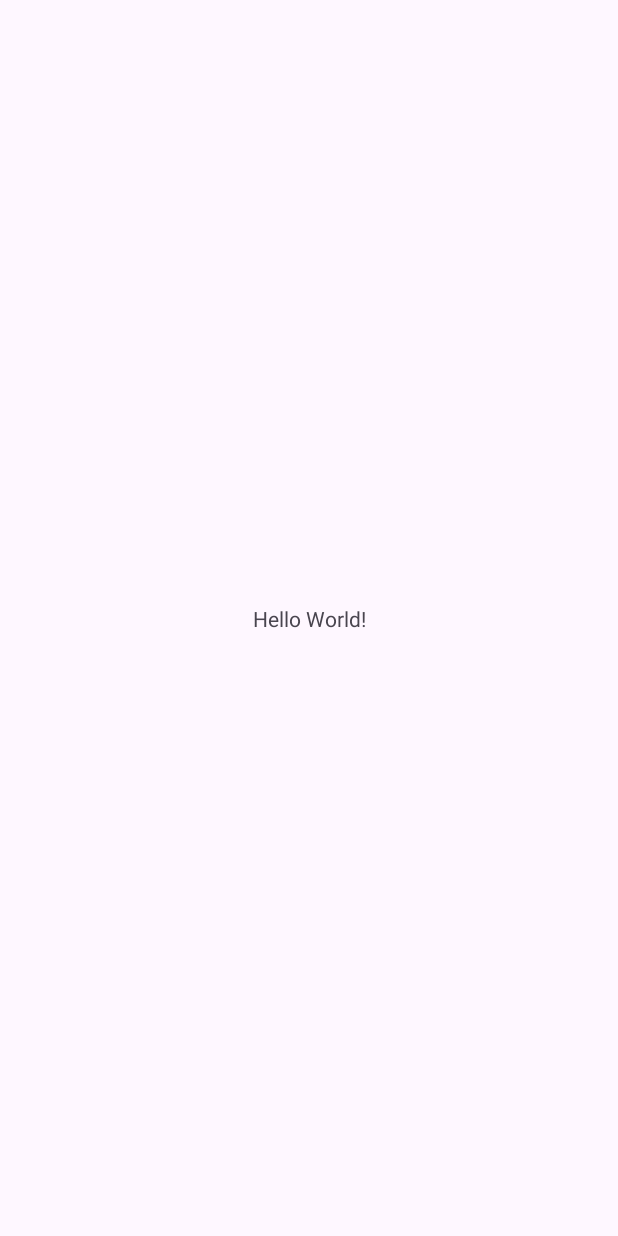
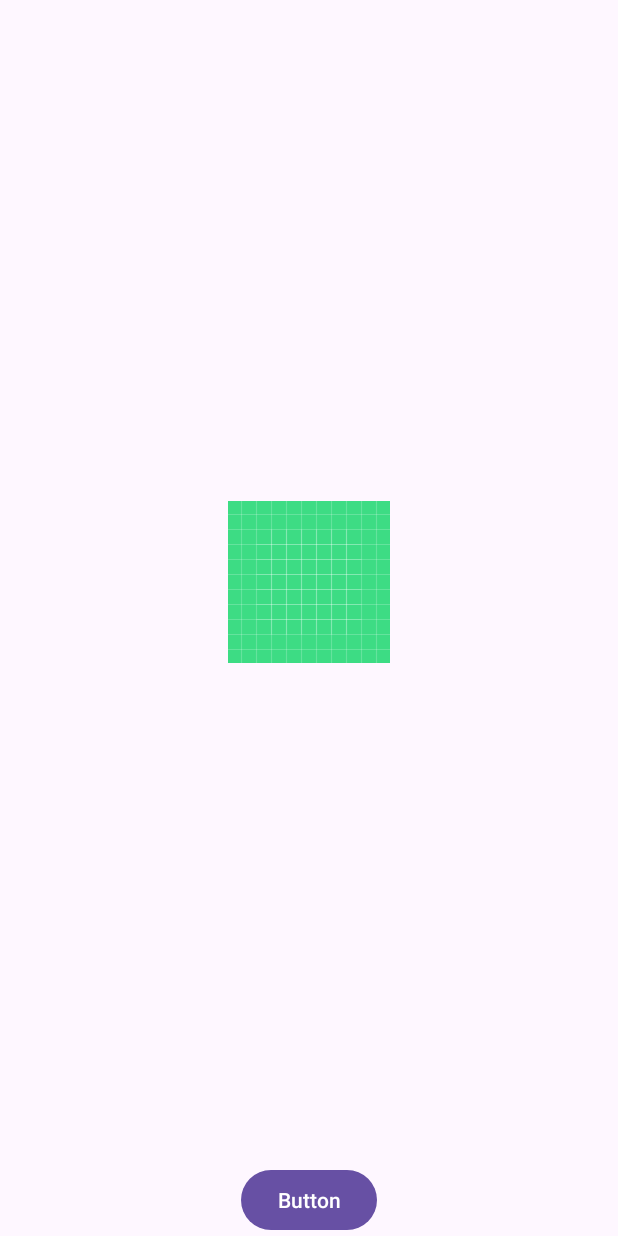
Before and after one commit to rbeninca/CameraAndroid, an Android app: the screen it shows after launch (MainActivity), on a phone screen of 412 x 824 dp. Before the commit the screen is almost empty. Run offline under Robolectric (Android 15) with nearby library versions, the phone set to English and light mode, and no system bars.

Commit message:
Aplicação Camera Funcionado com ActivityResultLauncher

```diff
--- a/app/build.gradle.kts
+++ b/app/build.gradle.kts
@@ -4,12 +4,12 @@ plugins {
 
 android {
     namespace = "com.example.mycamera"
-    compileSdk = 33
+    compileSdk = 34
 
     defaultConfig {
         applicationId = "com.example.mycamera"
-        minSdk = 33
-        targetSdk = 33
+        minSdk = 26
+        targetSdk = 34
         versionCode = 1
         versionName = "1.0"
 
--- a/app/src/main/java/com/example/mycamera/MainActivity.java
+++ b/app/src/main/java/com/example/mycamera/MainActivity.java
@@ -1,35 +1,72 @@
 package com.example.mycamera;
 
+import androidx.activity.result.ActivityResultLauncher;
+import androidx.activity.result.contract.ActivityResultContracts;
 import androidx.appcompat.app.AppCompatActivity;
 import androidx.core.content.ContextCompat;
+import androidx.core.content.FileProvider;
 
+import android.content.Intent;
 import android.content.pm.PackageManager;
+import android.graphics.Bitmap;
+import android.net.Uri;
 import android.os.Bundle;
 import android.Manifest;
+import android.os.Environment;
+import android.provider.MediaStore;
+import android.widget.Button;
+import android.widget.ImageView;
+import android.widget.Toast;
+
+import java.io.File;
+import java.io.IOException;
+import java.text.SimpleDateFormat;
+import java.util.Date;
+import java.util.Locale;
 
 public class MainActivity extends AppCompatActivity {
-    String [] permissions= new String [] {
-            Manifest.permission.CAMERA,
-            Manifest.permission.READ_EXTERNAL_STORAGE,
-            Manifest.permission.WRITE_EXTERNAL_STORAGE,
-            Manifest.permission.RECORD_AUDIO,
-    };
+    private ActivityResultLauncher<Uri> takePictureLauncher;
+    private Uri imageUri;
+    private ImageView myImageView;
+
     @Override
     protected void onCreate(Bundle savedInstanceState) {
         super.onCreate(savedInstanceState);
         setContentView(R.layout.activity_main);
-        //solicitar e checagem de permissão camera e armazenamento
-        checkPermissoes();
 
+        takePictureLauncher = registerForActivityResult(new ActivityResultContracts.TakePicture(), result -> {
+            if (result) {
+                // A foto foi tirada com sucesso, lidar com a Uri da imagem
+                // Exemplo: exibir em uma ImageView
+                ImageView imageView = findViewById(R.id.imageView);
+                imageView.setImageURI(imageUri);
+            } else {
+                // A captura da foto falhou, lidar com o erro
+            }
+        });
+
+        // Resto do código de inicialização...
+        Button takePhotoButton = findViewById(R.id.btnCamera);
+        takePhotoButton.setOnClickListener(v -> dispatchTakePictureIntent());
     }
-    public  void  checkPermissoes(){
-        //Checando as permissões foram concedidas ou as solicitando ao usuário
-        for (String permission: permissions) {
-            if (ContextCompat.checkSelfPermission(this, permission) != PackageManager.PERMISSION_GRANTED)
-            {
-                requestPermissions(permissions,PackageManager.PERMISSION_GRANTED);
-            }
+
+    private void dispatchTakePictureIntent() {
+        try {
+            imageUri = createImageUri();
+            takePictureLauncher.launch(imageUri);
+        } catch (IOException e) {
+            e.printStackTrace();
+            // Tratar exceção
         }
     }
 
+    private Uri createImageUri() throws IOException {
+        String timeStamp = new SimpleDateFormat("yyyyMMdd_HHmmss", Locale.getDefault()).format(new Date());
+        String imageFileName = "JPEG_" + timeStamp + "_";
+
+        File storageDir = getExternalFilesDir(Environment.DIRECTORY_PICTURES);
+        File imageFile = File.createTempFile(imageFileName, ".jpg", storageDir);
+
+        return FileProvider.getUriForFile(this, getApplicationContext().getPackageName() + ".provider", imageFile);
+    }
 }
--- a/app/src/main/res/layout/activity_main.xml
+++ b/app/src/main/res/layout/activity_main.xml
@@ -6,13 +6,23 @@
     android:layout_width="match_parent"
     android:layout_height="match_parent"
     tools:context=".MainActivity">
-    <TextView
-      android:layout_width="wrap_content"
-      android:layout_height="wrap_content"
-      android:text="Hello World!"
-      app:layout_constraintBottom_toBottomOf="parent"
-      app:layout_constraintStart_toStartOf="parent"
-      app:layout_constraintEnd_toEndOf="parent"
-      app:layout_constraintTop_toTopOf="parent" />
 
-  </androidx.constraintlayout.widget.ConstraintLayout>
+    <Button
+        android:id="@+id/btnCamera"
+        android:layout_width="wrap_content"
+        android:layout_height="wrap_content"
+        android:text="Button"
+        app:layout_constraintBottom_toBottomOf="parent"
+        app:layout_constraintEnd_toEndOf="parent"
+        app:layout_constraintStart_toStartOf="parent" />
+
+    <ImageView
+        android:id="@+id/imageView"
+        android:layout_width="wrap_content"
+        android:layout_height="wrap_content"
+        app:layout_constraintBottom_toTopOf="@+id/btnCamera"
+        app:layout_constraintEnd_toEndOf="parent"
+        app:layout_constraintStart_toStartOf="parent"
+        app:layout_constraintTop_toTopOf="parent"
+        app:srcCompat="@drawable/ic_launcher_background" />
+</androidx.constraintlayout.widget.ConstraintLayout>
--- /dev/null
+++ b/app/src/main/res/xml/file_paths.xml
@@ -0,0 +1,6 @@
+<?xml version="1.0" encoding="utf-8"?>
+<paths xmlns:android="http://schemas.android.com/apk/res/android">
+    <external-files-path
+        name="my_images"
+        path="Pictures" />
+</paths>
--- a/build.gradle.kts
+++ b/build.gradle.kts
@@ -1,4 +1,4 @@
 // Top-level build file where you can add configuration options common to all sub-projects/modules.
 plugins {
-    id("com.android.application") version "8.1.2" apply false
+    id("com.android.application") version "8.1.4" apply false
 }
```
Also changed, not shown: app/src/main/AndroidManifest.xml (+13 -0 lines).
